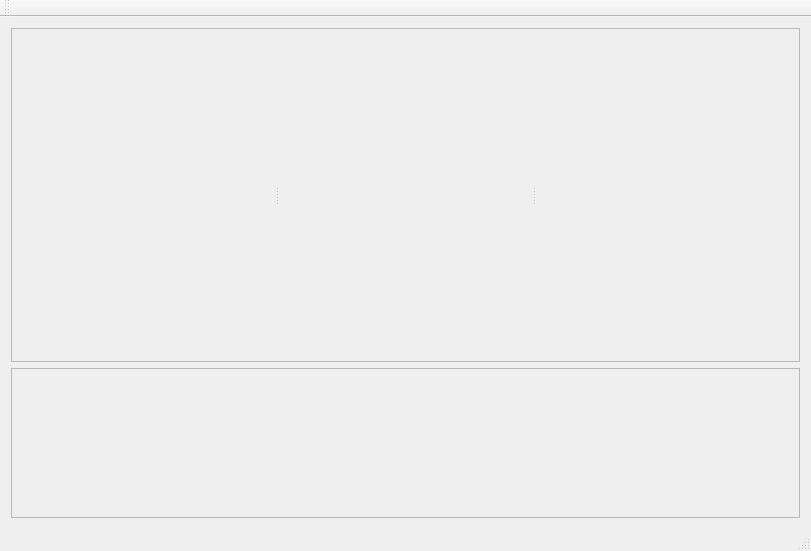
Qt form MultiLaueGui/multilauemainwindow.ui (ZGainsforth/MultiLaue) before a commit.
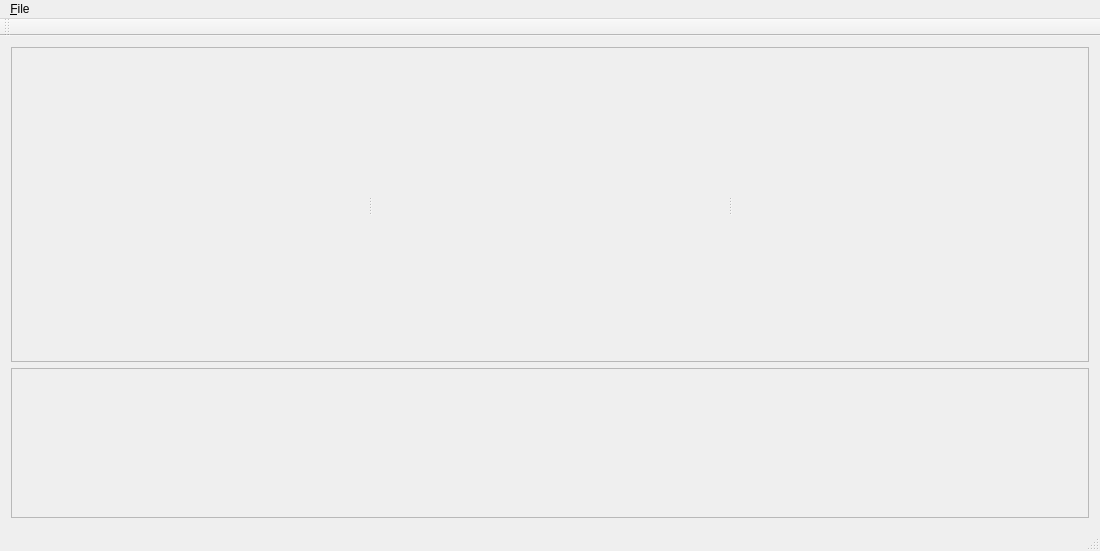
The same form after that commit.

Diff of the .ui file:
```diff
--- a/MultiLaueGui/multilauemainwindow.ui
+++ b/MultiLaueGui/multilauemainwindow.ui
@@ -6,7 +6,7 @@
    <rect>
     <x>0</x>
     <y>0</y>
-    <width>811</width>
+    <width>1100</width>
     <height>551</height>
    </rect>
   </property>
@@ -24,6 +24,18 @@
        <enum>QFrame::Raised</enum>
       </property>
       <layout class="QHBoxLayout" name="horizontalLayout">
+       <property name="leftMargin">
+        <number>0</number>
+       </property>
+       <property name="topMargin">
+        <number>0</number>
+       </property>
+       <property name="rightMargin">
+        <number>0</number>
+       </property>
+       <property name="bottomMargin">
+        <number>0</number>
+       </property>
        <item>
         <widget class="QSplitter" name="splitter">
          <property name="orientation">
@@ -31,6 +43,18 @@
          </property>
          <widget class="QWidget" name="widgetSumImage" native="true">
           <layout class="QVBoxLayout" name="verticalLayout_3">
+           <property name="leftMargin">
+            <number>0</number>
+           </property>
+           <property name="topMargin">
+            <number>0</number>
+           </property>
+           <property name="rightMargin">
+            <number>0</number>
+           </property>
+           <property name="bottomMargin">
+            <number>0</number>
+           </property>
            <item>
             <layout class="QVBoxLayout" name="layoutSumImage"/>
            </item>
@@ -38,6 +62,18 @@
          </widget>
          <widget class="QWidget" name="widgetTopograph" native="true">
           <layout class="QVBoxLayout" name="verticalLayout_4">
+           <property name="leftMargin">
+            <number>0</number>
+           </property>
+           <property name="topMargin">
+            <number>0</number>
+           </property>
+           <property name="rightMargin">
+            <number>0</number>
+           </property>
+           <property name="bottomMargin">
+            <number>0</number>
+           </property>
            <item>
             <layout class="QVBoxLayout" name="layoutTopograph"/>
            </item>
@@ -45,6 +81,18 @@
          </widget>
          <widget class="QWidget" name="widgetSingleImage" native="true">
           <layout class="QVBoxLayout" name="verticalLayout_5">
+           <property name="leftMargin">
+            <number>0</number>
+           </property>
+           <property name="topMargin">
+            <number>0</number>
+           </property>
+           <property name="rightMargin">
+            <number>0</number>
+           </property>
+           <property name="bottomMargin">
+            <number>0</number>
+           </property>
            <item>
             <layout class="QVBoxLayout" name="layoutSingleImage"/>
            </item>
@@ -78,10 +126,18 @@
     <rect>
      <x>0</x>
      <y>0</y>
-     <width>811</width>
+     <width>1100</width>
      <height>22</height>
     </rect>
    </property>
+   <widget class="QMenu" name="menu_File">
+    <property name="title">
+     <string>&amp;File</string>
+    </property>
+    <addaction name="action_Import_Scan"/>
+    <addaction name="action_Open_Scan"/>
+   </widget>
+   <addaction name="menu_File"/>
   </widget>
   <widget class="QToolBar" name="mainToolBar">
    <attribute name="toolBarArea">
```
Left out of the diff: 10 changed lines with no effect on the pictures.
